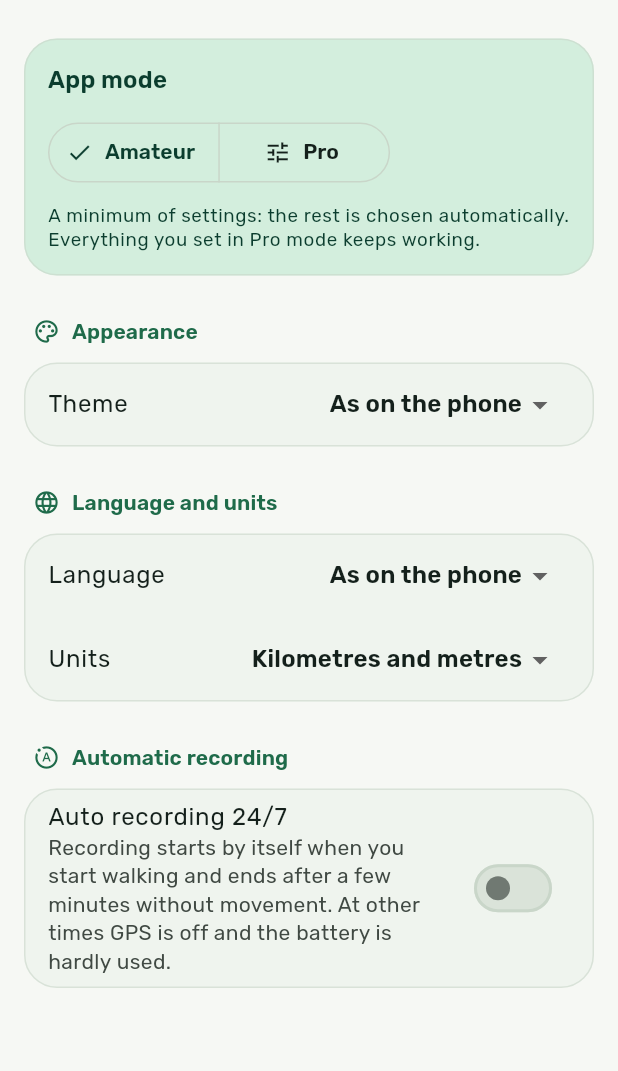
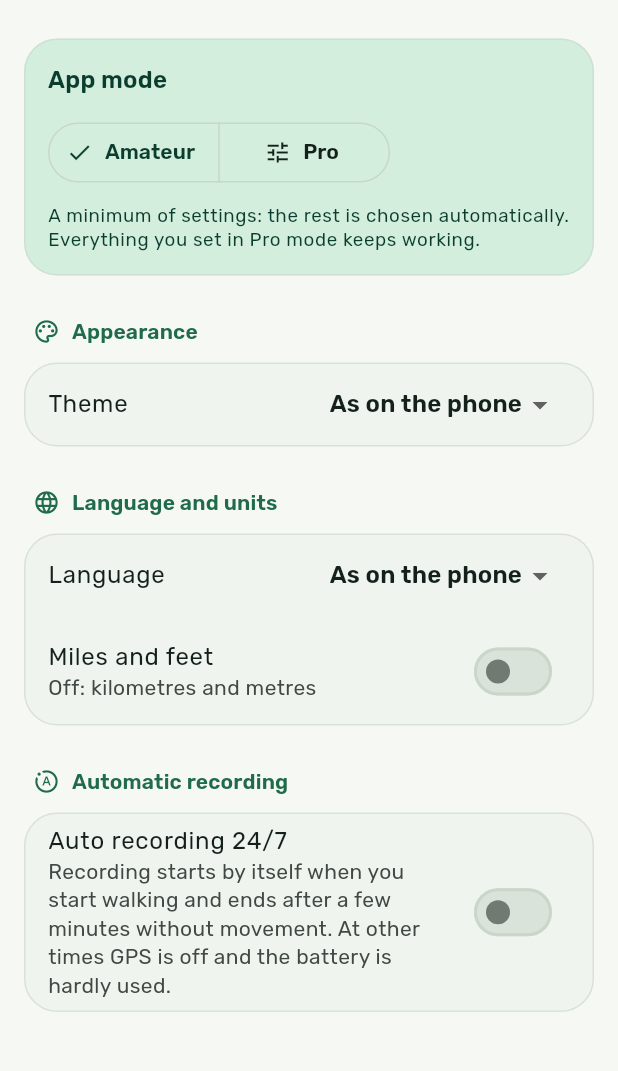
Before and after one commit to oneup1689/Tropa, a Flutter app: the SettingsPage screen opened directly, on a phone screen of 412 x 824 dp, the part 59-1130 px from its top. Run offline on Flutter 3.47's test engine with Material 3 defaults, Android fonts, the phone set to English and light mode, and no system bars; our stand-ins replace battery_plus, device_info_plus, file_picker, geolocator, image_picker, package_info_plus and 3 more; missing offline and left inert: gal, maplibre_gl; accounts and stored records are empty.

Commit message:
Metric only in Russian, single miles switch in English; keep Settings open on language change (v20)
Co-Authored-By: Claude Sonnet 5.5 <noreply@anthropic.com>

```diff
--- a/lib/l10n_en.dart
+++ b/lib/l10n_en.dart
@@ -379,6 +379,7 @@ const Map<String, String> enStrings = {
   'Единицы измерения': 'Units',
   'Километры и метры': 'Kilometres and metres',
   'Мили и футы': 'Miles and feet',
+  'Выключено: километры и метры': 'Off: kilometres and metres',
   'Автозапись 24/7': 'Auto recording 24/7',
   'Запись начнётся сама, когда вы пойдёте, и закончится после нескольких минут без движения. В остальное время GPS выключен и батарея почти не тратится.':
       'Recording starts by itself when you start walking and ends after a few minutes without movement. At other times GPS is off and the battery is hardly used.',
--- a/lib/main.dart
+++ b/lib/main.dart
@@ -74,8 +74,9 @@ class TropaApp extends StatelessWidget {
       builder: (context, _, _) => ValueListenableBuilder<ThemeMode>(
         valueListenable: AppSettings.instance.themeNotifier,
         builder: (context, mode, _) => MaterialApp(
-          // A new key rebuilds every screen when the language changes.
-          key: ValueKey(L10n.current),
+          // No key here: a new key would rebuild the navigator and throw the person out of the Settings screen
+          // after changing the language. The home and settings screens listen to AppSettings and repaint themselves;
+          // other screens are opened after the language is chosen.
           title: 'Tropa',
           debugShowCheckedModeBanner: false,
           themeMode: mode,
--- a/lib/settings.dart
+++ b/lib/settings.dart
@@ -24,6 +24,9 @@ class SettingDef {
   final SettingKind kind;
   final Object defaultValue;
   final bool proOnly;
+
+  /// Shown only in the English interface (the Russian one is always metric).
+  final bool englishOnly;
   final List<(String, String)> options; // choice: (stored value, label)
   final double min;
   final double max;
@@ -41,6 +44,7 @@ class SettingDef {
     required this.defaultValue,
     this.subtitle = '',
     this.proOnly = false,
+    this.englishOnly = false,
     this.options = const [],
     this.min = 0,
     this.max = 0,
@@ -70,12 +74,13 @@ const List<SettingDef> settingDefs = [
     options: [('auto', 'Как в телефоне'), ('ru', 'Русский'), ('en', 'English')],
   ),
   SettingDef(
-    key: 'units',
-    title: 'Единицы измерения',
+    key: 'imperial',
+    title: 'Мили и футы',
+    subtitle: 'Выключено: километры и метры',
     section: 'Язык и единицы',
-    kind: SettingKind.choice,
-    defaultValue: 'metric',
-    options: [('metric', 'Километры и метры'), ('imperial', 'Мили и футы')],
+    kind: SettingKind.toggle,
+    defaultValue: false,
+    englishOnly: true,
   ),
   SettingDef(
     key: 'auto_mode',
@@ -251,7 +256,8 @@ class AppSettings extends ChangeNotifier {
       'en' => AppLang.en,
       _ => L10n.fromSystem(PlatformDispatcher.instance.locale.languageCode),
     });
-    final units = getString('units') == 'imperial' ? UnitSystem.imperial : UnitSystem.metric;
+    // Miles and feet exist only in the English interface; Russian is always kilometres and metres.
+    final units = L10n.current == AppLang.en && getBool('imperial') ? UnitSystem.imperial : UnitSystem.metric;
     if (units != Units.system) {
       Units.system = units;
       L10n.revision.value++; // screens repaint with the new units (a language change already does this)
@@ -282,7 +288,7 @@ class AppSettings extends ChangeNotifier {
   Future<void> set(String key, Object value) async {
     _values[key] = value;
     if (key == 'theme') _syncTheme();
-    if (key == 'language' || key == 'units') _syncLocale();
+    if (key == 'language' || key == 'imperial') _syncLocale();
     notifyListeners();
     await _save();
   }
--- a/lib/settings_page.dart
+++ b/lib/settings_page.dart
@@ -26,7 +26,8 @@ class SettingsPage extends StatelessWidget {
     return ListenableBuilder(
       listenable: s,
       builder: (context, _) {
-        final visible = settingDefs.where((d) => s.pro || !d.proOnly).toList();
+        final english = L10n.current == AppLang.en;
+        final visible = settingDefs.where((d) => (s.pro || !d.proOnly) && (english || !d.englishOnly)).toList();
         final sections = <String>[];
         for (final d in visible) {
           if (!sections.contains(d.section)) sections.add(d.section);
--- a/lib/units.dart
+++ b/lib/units.dart
@@ -14,16 +14,14 @@ class Units {
   static const double _mile = 1609.344;
   static const double _foot = 0.3048;
 
-  static bool get _ru => L10n.current == AppLang.ru;
+  /// Imperial units exist only in the English interface (the Russian one is always metric), so they are English.
+  static String get kmUnit => imperial ? 'mi' : t('км');
 
-  /// The long distance unit: "км" or "mi" ("ми" in Russian).
-  static String get kmUnit => imperial ? (_ru ? 'ми' : 'mi') : t('км');
+  static String get shortDistUnit => imperial ? 'ft' : t('м');
 
-  static String get shortDistUnit => imperial ? (_ru ? 'фт' : 'ft') : t('м');
+  static String get speedUnit => imperial ? 'mph' : t('км/ч');
 
-  static String get speedUnit => imperial ? (_ru ? 'ми/ч' : 'mph') : t('км/ч');
-
-  static String get paceUnit => imperial ? (_ru ? 'мин/ми' : 'min/mi') : t('мин/км');
+  static String get paceUnit => imperial ? 'min/mi' : t('мин/км');
 
   static double toLong(double meters) => imperial ? meters / _mile : meters / 1000;
 
@@ -59,7 +57,7 @@ class Units {
 
   /// Precipitation from millimetres: "1.2 мм" / "0.05 in".
   static String precip(double mm) => imperial
-      ? '${(mm / 25.4).toStringAsFixed(2)} ${_ru ? 'дюйма' : 'in'}'
+      ? '${(mm / 25.4).toStringAsFixed(2)} in'
       : '${mm.toStringAsFixed(1)} ${t('мм')}';
 
   /// The pace without the unit ("15:08").
```
Also changed, not shown: 3 other files.
